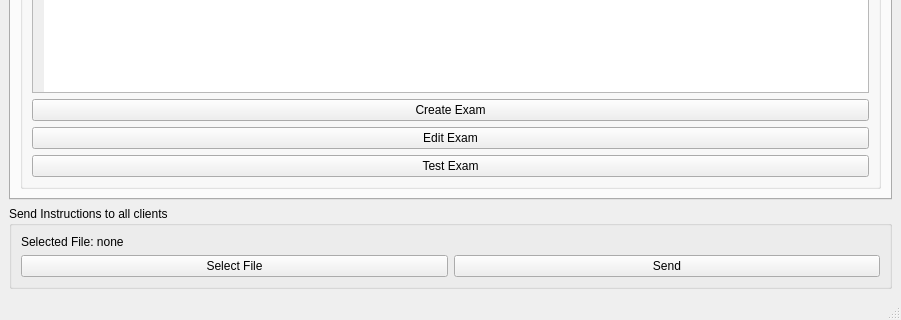
KaziRifatMorshed/SmartXm, file src/SmartXm-CSEKU/teachermodule.ui: the form before one commit; both pictures show x 0 to 901 and y 386 to 706 of the 901 by 706 pixel window.
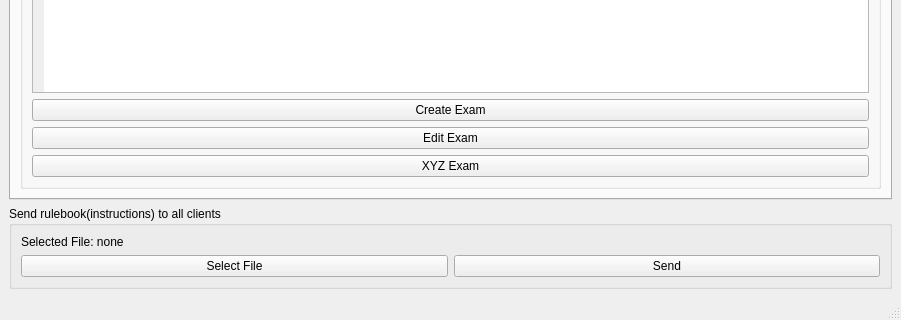
The form after the commit. The open tabs and pages were chosen to show the change.

Commit message:
running variable commented out and GUI ran
just run korsi, ekhono test kora hoy nai

Diff of the .ui file:
```diff
--- a/src/SmartXm-CSEKU/teachermodule.ui
+++ b/src/SmartXm-CSEKU/teachermodule.ui
@@ -328,7 +328,7 @@
            <item>
             <widget class="QPushButton" name="testExam_pushButton_3">
              <property name="text">
-              <string>Test Exam</string>
+              <string>XYZ Exam</string>
              </property>
             </widget>
            </item>
@@ -342,7 +342,7 @@
     <item>
      <widget class="QGroupBox" name="sendInstructions_groupBox">
       <property name="title">
-       <string>Send Instructions to all clients</string>
+       <string>Send rulebook(instructions) to all clients</string>
       </property>
       <layout class="QGridLayout" name="gridLayout">
        <item row="1" column="1">
```
The commit also changes 4 other files.
